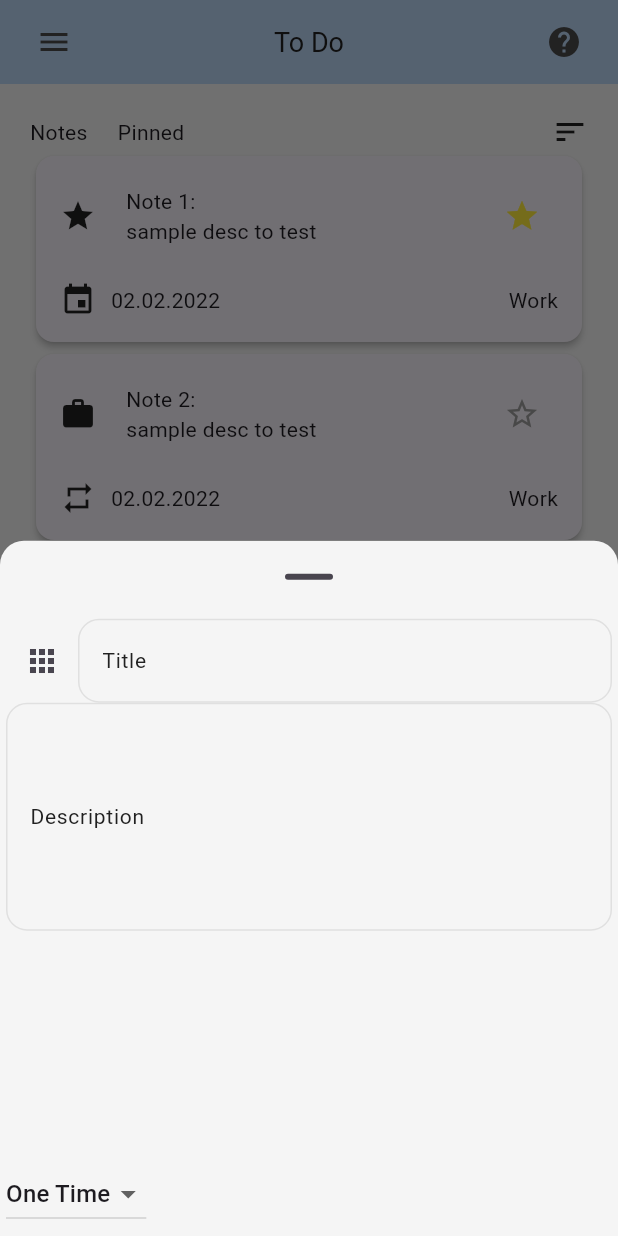
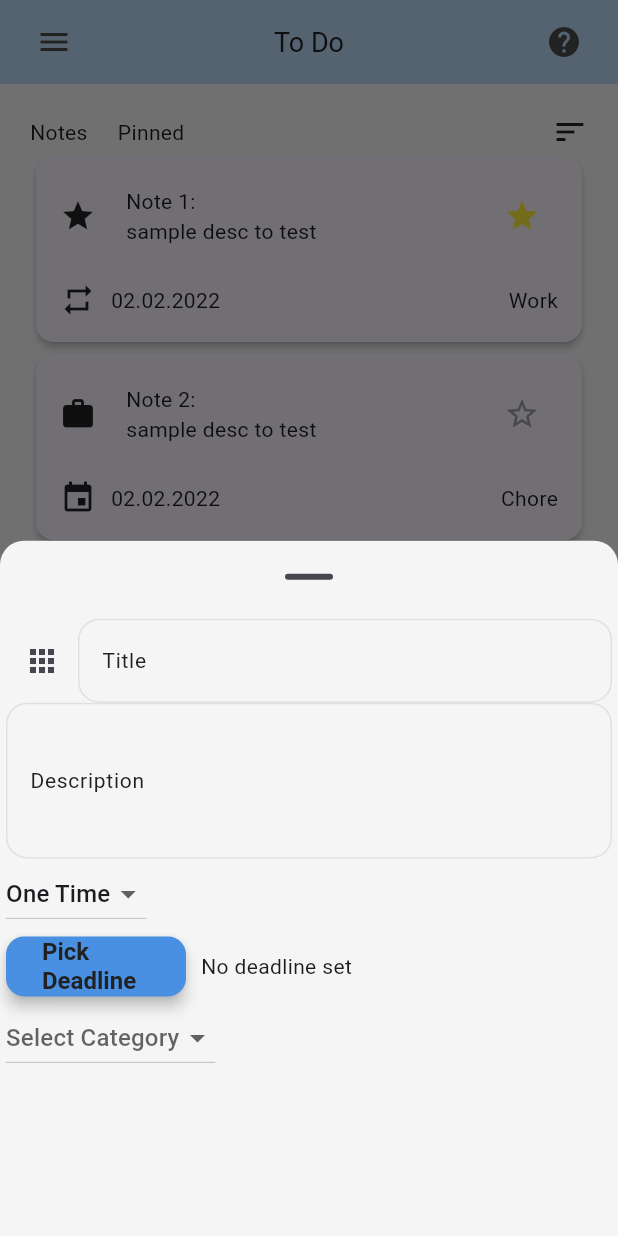
Before and after one commit to Mourad-Dellali/ToDO_List, a Flutter app: the screen it shows after launch, after a tap on the "star border" icon, after a tap on the "add" icon, on a phone screen of 412 x 824 dp. Run offline on Flutter 3.47's test engine with Material 3 defaults, Android fonts, the phone set to English and light mode, and no system bars.

Commit message:
Made properties more dynamic for showing modal and added some more functionality to routines

```diff
--- a/lib/common/widgets/createnewtask_dialog.dart
+++ b/lib/common/widgets/createnewtask_dialog.dart
@@ -1,5 +1,6 @@
 import 'package:demo_todo_list/common/widgets/icon_selector.dart';
 import 'package:demo_todo_list/common/widgets/routine_dropdown.dart';
+import 'package:demo_todo_list/common/widgets/task_category.dart';
 import 'package:demo_todo_list/common/widgets/textfield.dart';
 import 'package:flutter/material.dart';
 
@@ -60,7 +61,9 @@ TTextfield(textController: _titleTextController, textTitle: "Title")
 ],
           ),
           TTextfield(textController: _descriptionTextController, textTitle: "Description",maxLines: 5,),
-RoutineDropdown(),
+RoutineDropdown(currentRoutine: "One Time",),
+TaskCategory(),
+Spacer()
 
         ],
       )
--- a/lib/common/widgets/routine_dropdown.dart
+++ b/lib/common/widgets/routine_dropdown.dart
@@ -1,35 +1,138 @@
+import 'package:demo_todo_list/common/widgets/task_deadline.dart';
 import 'package:flutter/material.dart';
 
 class RoutineDropdown extends StatefulWidget {
 
-  const RoutineDropdown({super.key});
+  final String? currentRoutine;
+  final TimeOfDay? timeOfDay;
+  final String? weekday;
+  final DateTime? deadline;
+  final int? dayofmonth;
+  const RoutineDropdown({super.key,
+  required this.currentRoutine,
+  this.deadline,
+  this.timeOfDay,
+  this.weekday,
+  this.dayofmonth});
 
   @override
   State<RoutineDropdown> createState() => _RoutineDropdownState();
 }
 
 class _RoutineDropdownState extends State<RoutineDropdown> {
-    String dropDownValue='One Time';
+  late String? dropDownValue ;
+  final now = DateTime.now();
+  static const List<String> weekdays = [
+    'Monday', 'Tuesday', 'Wednesday', 'Thursday', 'Friday', 'Saturday', 'Sunday'
+  ];
+
+  late String dayValue;
+  late int? monthPickedDay;
+  TimeOfDay timeOfDay=TimeOfDay.now();
+@override
+  void initState() {
+    super.initState();
+    dayValue = widget.weekday ?? weekdays[now.weekday - 1];
+    monthPickedDay = widget.dayofmonth ?? now.day;
+    dropDownValue=widget.currentRoutine;
+    timeOfDay = widget.timeOfDay ?? TimeOfDay.now();
+  }
+  Future<void> _selectTime(BuildContext context) async {
+    final TimeOfDay? picked = await showTimePicker(
+      context: context,
+      initialTime: timeOfDay,
+    );
+    if (picked != null && picked != timeOfDay) {
+      setState(() {
+        timeOfDay = picked;
+      });
+    }
+  }
+
+  Future<void> _pickMonthlyDate(BuildContext context) async {
+    final DateTime? picked = await showDatePicker(
+      context: context,
+      initialDate: DateTime(now.year, now.month, now.day),
+      firstDate: DateTime(now.year, now.month, 1),
+      lastDate: DateTime(now.year, now.month + 1, 0),
+      helpText: 'Select Day of Month',
+      initialEntryMode: DatePickerEntryMode.calendarOnly,
+    );
+    if (picked != null) {
+      setState(() {
+        monthPickedDay = picked.day;
+      });
+    }
+  }
+
+
+
   @override
   Widget build(BuildContext context) {
-    return DropdownButton(
+    return Column(
+      crossAxisAlignment: CrossAxisAlignment.start,
+      children: [
+        DropdownButton<String>(
           value: dropDownValue,
           icon: Icon(Icons.arrow_drop_down),
-
           onChanged: (String? newValue) {
             setState(() {
-          dropDownValue=newValue!;
+              dropDownValue = newValue!;
             });
           },
-       items:
-        const [
-          DropdownMenuItem<String>( value: "One Time",child: Text("One Time")),
-          DropdownMenuItem<String>( value: "Daily",child: Text("Daily")),
-          DropdownMenuItem<String>( value: "Weekly",child: Text("Weekly")),
-          DropdownMenuItem<String>( value: "Monthly",child: Text("Monthly")),
-        ]
+          items: const [
+            DropdownMenuItem<String>(value: "One Time", child: Text("One Time")),
+            DropdownMenuItem<String>(value: "Daily", child: Text("Daily")),
+            DropdownMenuItem<String>(value: "Weekly", child: Text("Weekly")),
+            DropdownMenuItem<String>(value: "Monthly", child: Text("Monthly")),
+          ],
+        ),
+        if (dropDownValue == 'Daily')
+          Row(
 
+
+            children: [
+              ElevatedButton(
+                onPressed: () => _selectTime(context),
+                child: Text('Pick Time'),
+              ),
+              const SizedBox(width: 12),
+              Text('Selected Time: ${timeOfDay.format(context)}'),
+            ],
+          ),
+          if (dropDownValue == "One Time")
+          TaskDeadline(deadline: widget.deadline,),
+        if (dropDownValue == "Weekly")
+          DropdownButton<String>(
+            value: dayValue,
+            icon: Icon(Icons.arrow_drop_down),
+            onChanged: (String? newValue) {
+              setState(() {
+                dayValue = newValue!;
+              });
+            },
+            items: weekdays
+                .map((day) => DropdownMenuItem<String>(
+                      value: day,
+                      child: Text(day),
+                    ))
+                .toList(),
+          ),
+        if (dropDownValue == "Monthly")
+          Row(
+            children: [
+              ElevatedButton(
+                onPressed: () => _pickMonthlyDate(context),
+                child: Text('Pick Day of Month'),
+              ),
+              const SizedBox(width: 12),
+              Text(
+                'Selected Day: ${monthPickedDay ?? "None"}',
+                style: TextStyle(fontSize: 16),
+              ),
+            ],
+          ),
+      ],
     );
-
   }
 }
--- a/lib/common/widgets/showtask_modal.dart
+++ b/lib/common/widgets/showtask_modal.dart
@@ -1,5 +1,6 @@
 import 'package:demo_todo_list/common/widgets/icon_selector.dart';
 import 'package:demo_todo_list/common/widgets/routine_dropdown.dart';
+import 'package:demo_todo_list/common/widgets/task_category.dart';
 import 'package:demo_todo_list/common/widgets/textfield.dart';
 import 'package:demo_todo_list/util/models/todotasks.dart';
 import 'package:flutter/material.dart';
@@ -46,6 +47,7 @@ late TextEditingController _descriptionTextController;
       //color: Colors.blue,
 
       child:Column(
+        crossAxisAlignment: CrossAxisAlignment.start,
         children: [
 
           Row(
@@ -69,7 +71,9 @@ TTextfield(textController: _titleTextController, textTitle: "Title")
 ],
           ),
           TTextfield(textController: _descriptionTextController, textTitle: "Description",maxLines: 5,),
-RoutineDropdown(),
+RoutineDropdown(currentRoutine:  Todotasks.toDoTasks[widget.index][5].routineType,deadline:Todotasks.toDoTasks[widget.index][6].deadline ,timeOfDay: Todotasks.toDoTasks[widget.index][5].time,weekday:Todotasks.toDoTasks[widget.index][5].daysOfWeek ,dayofmonth:Todotasks.toDoTasks[widget.index][5].dayOfMonth ,),
+TaskCategory(),
+Spacer()
 
         ],
       )
--- /dev/null
+++ b/lib/common/widgets/task_category.dart
@@ -0,0 +1,42 @@
+import 'package:flutter/material.dart';
+
+class TaskCategory extends StatefulWidget {
+  const TaskCategory({super.key});
+
+  @override
+  State<TaskCategory> createState() => _TaskCategoryState();
+}
+
+class _TaskCategoryState extends State<TaskCategory> {
+  static const List<String> taskCategories = [
+    'Chore',
+    'Work',
+    'Study',
+    'Personal',
+    'Health',
+    'Shopping',
+    'Finance',
+    'Errands',
+  ];
+
+  String? category; // Variable to store the selected category
+
+  @override
+  Widget build(BuildContext context) {
+    return DropdownButton<String>(
+      value: category,
+      hint: const Text('Select Category'),
+      items: taskCategories.map(
+        (cat) => DropdownMenuItem(
+          value: cat,
+          child: Text(cat),
+        ),
+      ).toList(),
+      onChanged: (String? newValue) {
+        setState(() {
+          category = newValue!;
+        });
+      },
+    );
+  }
+}
--- /dev/null
+++ b/lib/common/widgets/task_deadline.dart
@@ -0,0 +1,49 @@
+import 'package:flutter/material.dart';
+
+class TaskDeadline extends StatefulWidget {
+  final DateTime? deadline;
+  const TaskDeadline({super.key,
+  this.deadline});
+
+  @override
+  State<TaskDeadline> createState() => _TaskDeadlineState();
+}
+
+class _TaskDeadlineState extends State<TaskDeadline> {
+  DateTime? _deadline;
+  Future<void> _pickDeadline(BuildContext context) async {
+  final DateTime? picked = await showDatePicker(
+    context: context,
+    initialDate: _deadline ?? DateTime.now(),
+    firstDate: DateTime(2000),
+    lastDate: DateTime(2100),
+  );
+  if (picked != null && picked != _deadline) {
+    setState(() {
+      _deadline = picked;
+    });
+  }
+}
+@override
+  void initState() {
+    super.initState();
+    _deadline=widget.deadline;
+  }
+  @override
+  Widget build(BuildContext context) {
+    return Row(
+  children: [
+    ElevatedButton(
+      onPressed: () => _pickDeadline(context),
+      child: Text('Pick Deadline'),
+    ),
+    const SizedBox(width: 10),
+    Text(
+      _deadline == null
+        ? 'No deadline set'
+        : 'Deadline: ${_deadline!.day}/${_deadline!.month}/${_deadline!.year}'
+    ),
+  ],
+);
+  }
+}
--- a/lib/common/widgets/todo_tile.dart
+++ b/lib/common/widgets/todo_tile.dart
@@ -8,6 +8,7 @@ import 'package:flutter/material.dart';
 class TodoTile extends StatelessWidget {
 final String taskTitle;
 final String taskDesc;
+final String taskCategory;
 final bool starred;
 final bool taskCompleted;
 final Icon? taskIcon;
@@ -17,6 +18,7 @@ final DateTime? deadline;
 final Function(bool,int) starChanged;
 final VoidCallback? onTap;
   const TodoTile({super.key,
+  this.taskCategory="Chore",
   required this.taskTitle,
   required this.routine,
   this.onTap,
@@ -86,7 +88,7 @@ InkWell(
           Text("02.02.2022"), // will make dynamic later
             ]
           ),
-          Text("Work") // will make dynamic later
+          Text(taskCategory) // will make dynamic later
 
 
         ],
--- a/lib/pages/to_do.dart
+++ b/lib/pages/to_do.dart
@@ -68,7 +68,8 @@ void showTask(int index) {
                     taskCompleted: Todotasks.toDoTasks[index][4],
                     taskIcon: Icon(Todotasks.toDoTasks[index][3]),
                     routine: Todotasks.toDoTasks[index][5],
-                    deadline: Todotasks.toDoTasks[index][6],
+                    deadline: Todotasks.toDoTasks[index][6].deadline,
+                    taskCategory: Todotasks.toDoTasks[index][7],
                     onTap:() =>
                     showTask(index),
                     starChanged: (value, index) {
--- /dev/null
+++ b/lib/util/models/is_deadline.dart
@@ -0,0 +1,8 @@
+class IsDeadline {
+  final DateTime? deadline;
+  IsDeadline({
+    this.deadline,
+  });
+
+
+}
--- a/lib/util/models/is_routine.dart
+++ b/lib/util/models/is_routine.dart
@@ -3,10 +3,12 @@ import 'package:flutter/material.dart';
 class IsRoutine {
 
   final bool isRoutine;
-  final List<int>? daysOfWeek;
+  final String? routineType;
+  final String? daysOfWeek;
   final int? dayOfMonth;
   final TimeOfDay? time;
   IsRoutine({
+    this.routineType,
     this.isRoutine=false,
     this.time,
     this.daysOfWeek,
--- a/lib/util/models/todotasks.dart
+++ b/lib/util/models/todotasks.dart
@@ -1,13 +1,16 @@
 import 'package:demo_todo_list/util/constants/available_icons.dart';
+import 'package:demo_todo_list/util/models/is_deadline.dart';
 import 'package:demo_todo_list/util/models/is_routine.dart';
 import 'package:flutter/material.dart';
+
 
 
 class Todotasks {
   Todotasks._();
   static List toDoTasks= [
-    ["Note 1: ","sample desc to test" ,false,AvailableIcons.availableIcons[0],false,IsRoutine(),null], // [title,desc,completed,icon,starred,isRoutine,Deadline]
-    ["Note 2: ","sample desc to test" ,false,AvailableIcons.availableIcons[2],true,IsRoutine(isRoutine: true),null] ,
-    ["Note 3: ","sample desc to test", true,AvailableIcons.availableIcons[3],false,IsRoutine(isRoutine: true),null]// default notes
+    ["Note 1: ","sample desc to test" ,false,AvailableIcons.availableIcons[0],false,IsRoutine(isRoutine: true,routineType: "Daily",time: TimeOfDay(hour: 7, minute: 30)),IsDeadline(),"Work"], // [title,desc,completed,icon,starred,isRoutine,Deadline,category]
+    ["Note 2: ","sample desc to test" ,false,AvailableIcons.availableIcons[2],true,IsRoutine(isRoutine: false,routineType: "One Time",),IsDeadline(deadline: DateTime(2025, 6, 21, 17, 30)),"Chore"] ,
+    ["Note 3: ","sample desc to test", true,AvailableIcons.availableIcons[3],false,IsRoutine(isRoutine: true,routineType: "Monthly",dayOfMonth: 14),IsDeadline(),"Work"],// default notes
+    ["Note 4: ","sample desc to test", true,AvailableIcons.availableIcons[3],false,IsRoutine(isRoutine: true,routineType: "Weekly",daysOfWeek: "Monday"),IsDeadline(),"Chore"]
   ];
   }
```
Lines whose indentation alone changed are shown as unchanged.
